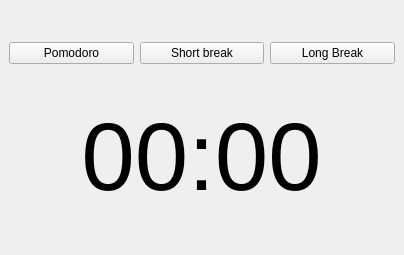
proton/qPomodoro, file mainwindow.ui: the form before one commit.
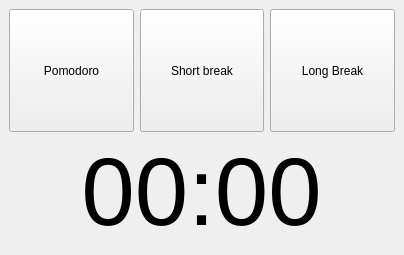
The form after the commit. Icons and pictures are not drawn.

Patch:
```diff
--- a/mainwindow.ui
+++ b/mainwindow.ui
@@ -47,6 +47,12 @@
      <layout class="QHBoxLayout" name="horizontalLayout">
       <item>
        <widget class="QPushButton" name="pomodoroStartButton">
+        <property name="sizePolicy">
+         <sizepolicy hsizetype="Minimum" vsizetype="Expanding">
+          <horstretch>0</horstretch>
+          <verstretch>0</verstretch>
+         </sizepolicy>
+        </property>
         <property name="text">
          <string>Pomodoro</string>
         </property>
@@ -54,6 +60,12 @@
       </item>
       <item>
        <widget class="QPushButton" name="shortBreakStartButton">
+        <property name="sizePolicy">
+         <sizepolicy hsizetype="Minimum" vsizetype="Expanding">
+          <horstretch>0</horstretch>
+          <verstretch>0</verstretch>
+         </sizepolicy>
+        </property>
         <property name="text">
          <string>Short break</string>
         </property>
@@ -61,6 +73,12 @@
       </item>
       <item>
        <widget class="QPushButton" name="longBreakStartButton">
+        <property name="sizePolicy">
+         <sizepolicy hsizetype="Minimum" vsizetype="Expanding">
+          <horstretch>0</horstretch>
+          <verstretch>0</verstretch>
+         </sizepolicy>
+        </property>
         <property name="text">
          <string>Long Break</string>
         </property>
```
